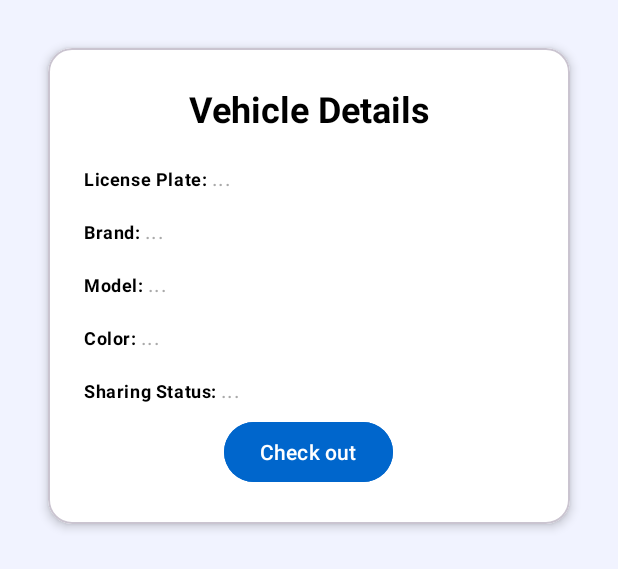
After one commit to huybach1609/SAPS, an Android app: the layout dialog_vehicle_detail.xml on its own in the app's theme, with its tools: preview values and no code run, on a phone screen of 412 x 824 dp. The commit adds this screen. Shown: the top 569 px of the screen. Run offline under Robolectric (Android 15) with nearby library versions, the phone set to English and light mode, and no system bars.

Commit message:
Vehicle Fragment screen 80%
phân chia theo SOLID, chỉnh sửa giao diện, thêm dialog Vehicle Detail

```diff
--- a/SAPS.Mobile/app/src/main/AndroidManifest.xml
+++ b/SAPS.Mobile/app/src/main/AndroidManifest.xml
@@ -5,7 +5,6 @@
 
     <uses-permission android:name="android.permission.INTERNET" />
     <uses-permission android:name="android.permission.ACCESS_NETWORK_STATE" />
-
 
     <application
         android:allowBackup="true"
@@ -18,6 +17,9 @@
         android:theme="@style/Theme.SAPSMobile"
         android:usesCleartextTraffic="true"
         tools:targetApi="31">
+        <activity
+            android:name=".activities.CheckoutActivity"
+            android:exported="false" />
         <activity android:name=".activities.auth.LoginActivity" />
         <activity
             android:name=".activities.main.MainActivity"
@@ -29,4 +31,5 @@
             </intent-filter>
         </activity>
     </application>
+
 </manifest>
--- a/SAPS.Mobile/app/src/main/java/vn/edu/fpt/sapsmobile/fragments/VehicleFragment.java
+++ b/SAPS.Mobile/app/src/main/java/vn/edu/fpt/sapsmobile/fragments/VehicleFragment.java
@@ -10,8 +10,6 @@ import android.view.View;
 import android.view.ViewGroup;
 import android.widget.TextView;
 
-
-import org.w3c.dom.Text;
 
 import java.util.ArrayList;
 import java.util.List;
--- a/SAPS.Mobile/app/src/main/java/vn/edu/fpt/sapsmobile/models/Vehicle.java
+++ b/SAPS.Mobile/app/src/main/java/vn/edu/fpt/sapsmobile/models/Vehicle.java
@@ -1,6 +1,8 @@
 package vn.edu.fpt.sapsmobile.models;
 
-public class Vehicle {
+import java.io.Serializable;
+
+public class Vehicle implements Serializable {
     private String id;
     private String licensePlate;
     private String brand;
--- /dev/null
+++ b/SAPS.Mobile/app/src/main/res/layout/dialog_vehicle_detail.xml
@@ -0,0 +1,159 @@
+<?xml version="1.0" encoding="utf-8"?>
+<ScrollView xmlns:android="http://schemas.android.com/apk/res/android"
+    xmlns:app="http://schemas.android.com/apk/res-auto"
+    android:layout_width="match_parent"
+    android:layout_height="wrap_content"
+    android:background="@color/bg"
+    android:padding="24dp">
+
+    <com.google.android.material.card.MaterialCardView
+        android:layout_width="match_parent"
+        android:layout_height="wrap_content"
+        android:layout_margin="8dp"
+        app:cardCornerRadius="16dp"
+        app:cardElevation="4dp"
+        app:cardBackgroundColor="@android:color/white">
+
+        <LinearLayout
+            android:layout_width="match_parent"
+            android:layout_height="wrap_content"
+            android:orientation="vertical"
+            android:padding="24dp">
+
+            <!-- Tiêu đề -->
+            <TextView
+                android:layout_width="match_parent"
+                android:layout_height="wrap_content"
+                android:text="Vehicle Details"
+                android:textStyle="bold"
+                android:textColor="@android:color/black"
+                android:textAppearance="?attr/textAppearanceHeadlineSmall"
+                android:gravity="center"
+                android:layout_marginBottom="20dp"/>
+
+            <!-- Thông tin hiển thị theo từng dòng -->
+            <LinearLayout
+                android:layout_width="match_parent"
+                android:layout_height="wrap_content"
+                android:orientation="vertical">
+
+                <!-- License Plate -->
+                <LinearLayout
+                    android:layout_width="match_parent"
+                    android:layout_height="wrap_content"
+                    android:orientation="horizontal">
+                <TextView
+                    android:layout_width="wrap_content"
+                    android:layout_height="wrap_content"
+                    android:text="License Plate: "
+                    android:textAppearance="?attr/textAppearanceBodySmall"
+                    android:textStyle="bold"
+                    android:textColor="@android:color/black" />
+                <TextView
+                    android:id="@+id/tvDetailLicense"
+                    android:layout_width="wrap_content"
+                    android:layout_height="wrap_content"
+                    android:text="..."
+                    android:layout_marginBottom="16dp"
+                    android:textAppearance="?attr/textAppearanceBodyMedium"
+                    android:textColor="@android:color/darker_gray" />
+                </LinearLayout>
+                <!-- Brand -->
+                <LinearLayout
+                    android:layout_width="match_parent"
+                    android:layout_height="wrap_content"
+                    android:orientation="horizontal">
+                <TextView
+                    android:layout_width="wrap_content"
+                    android:layout_height="wrap_content"
+                    android:text="Brand: "
+                    android:textAppearance="?attr/textAppearanceBodySmall"
+                    android:textStyle="bold"
+                    android:textColor="@android:color/black" />
+                <TextView
+                    android:id="@+id/tvDetailBrand"
+                    android:layout_width="wrap_content"
+                    android:layout_height="wrap_content"
+                    android:text="..."
+                    android:layout_marginBottom="16dp"
+                    android:textAppearance="?attr/textAppearanceBodyMedium"
+                    android:textColor="@android:color/darker_gray" />
+                </LinearLayout>
+                <!-- Model -->
+                <LinearLayout
+                    android:layout_width="match_parent"
+                    android:layout_height="wrap_content"
+                    android:orientation="horizontal">
+                <TextView
+                    android:layout_width="wrap_content"
+                    android:layout_height="wrap_content"
+                    android:text="Model: "
+                    android:textAppearance="?attr/textAppearanceBodySmall"
+                    android:textStyle="bold"
+                    android:textColor="@android:color/black" />
+                <TextView
+                    android:id="@+id/tvDetailModel"
+                    android:layout_width="wrap_content"
+                    android:layout_height="wrap_content"
+                    android:text="..."
+                    android:layout_marginBottom="16dp"
+                    android:textAppearance="?attr/textAppearanceBodyMedium"
+                    android:textColor="@android:color/darker_gray" />
+                </LinearLayout>
+                <!-- Color -->
+                <LinearLayout
+                    android:layout_width="match_parent"
+                    android:layout_height="wrap_content"
+                    android:orientation="horizontal">
+                <TextView
+                    android:layout_width="wrap_content"
+                    android:layout_height="wrap_content"
+                    android:text="Color: "
+                    android:textAppearance="?attr/textAppearanceBodySmall"
+                    android:textStyle="bold"
+                    android:textColor="@android:color/black" />
+                <TextView
+                    android:id="@+id/tvDetailColor"
+                    android:layout_width="wrap_content"
+                    android:layout_height="wrap_content"
+                    android:text="..."
+                    android:layout_marginBottom="16dp"
+                    android:textAppearance="?attr/textAppearanceBodyMedium"
+                    android:textColor="@android:color/darker_gray" />
+                </LinearLayout>
+                <!-- Sharing Status -->
+                <LinearLayout
+                    android:layout_width="match_parent"
+                    android:layout_height="wrap_content"
+                    android:orientation="horizontal">
+                <TextView
+                    android:layout_width="wrap_content"
+                    android:layout_height="wrap_content"
+                    android:text="Sharing Status: "
+                    android:textAppearance="?attr/textAppearanceBodySmall"
+                    android:textStyle="bold"
+                    android:textColor="@android:color/black" />
+                <TextView
+                    android:id="@+id/tvDetailStatus"
+                    android:layout_width="wrap_content"
+                    android:layout_height="wrap_content"
+                    android:text="..."
+                    android:layout_marginBottom="8dp"
+                    android:textAppearance="?attr/textAppearanceBodyMedium"
+                    android:textColor="@android:color/darker_gray" />
+                </LinearLayout>
+
+                <Button
+                    android:id="@+id/btnCheckout"
+                    android:layout_width="wrap_content"
+                    android:layout_height="wrap_content"
+                    android:text="Check out"
+                    android:backgroundTint="#0066CC"
+                    android:textColor="#FFFFFF"
+                    android:layout_gravity="center_horizontal"
+                    android:textAllCaps="false" />
+            </LinearLayout>
+
+        </LinearLayout>
+    </com.google.android.material.card.MaterialCardView>
+</ScrollView>
```
Also changed, not shown: SAPS.Mobile/app/src/main/java/vn/edu/fpt/sapsmobile/actionhandler/VehicleActionHandler.java (+36 -5 lines), SAPS.Mobile/app/src/main/java/vn/edu/fpt/sapsmobile/activities/CheckoutActivity.java (added, +26 -0 lines), SAPS.Mobile/app/src/main/java/vn/edu/fpt/sapsmobile/activities/main/MainActivity.java (+8 -8 lines), SAPS.Mobile/app/src/main/java/vn/edu/fpt/sapsmobile/adapter/VehicleAdapter.java (+16 -16 lines), SAPS.Mobile/app/src/main/java/vn/edu/fpt/sapsmobile/dialog/VehicleDetailDialog.java (added, +43 -0 lines), SAPS.Mobile/app/src/main/java/vn/edu/fpt/sapsmobile/listener/VehicleActionListener.java (added, +12 -0 lines), SAPS.Mobile/app/src/main/res/layout/activity_checkout.xml (added, +10 -0 lines).
